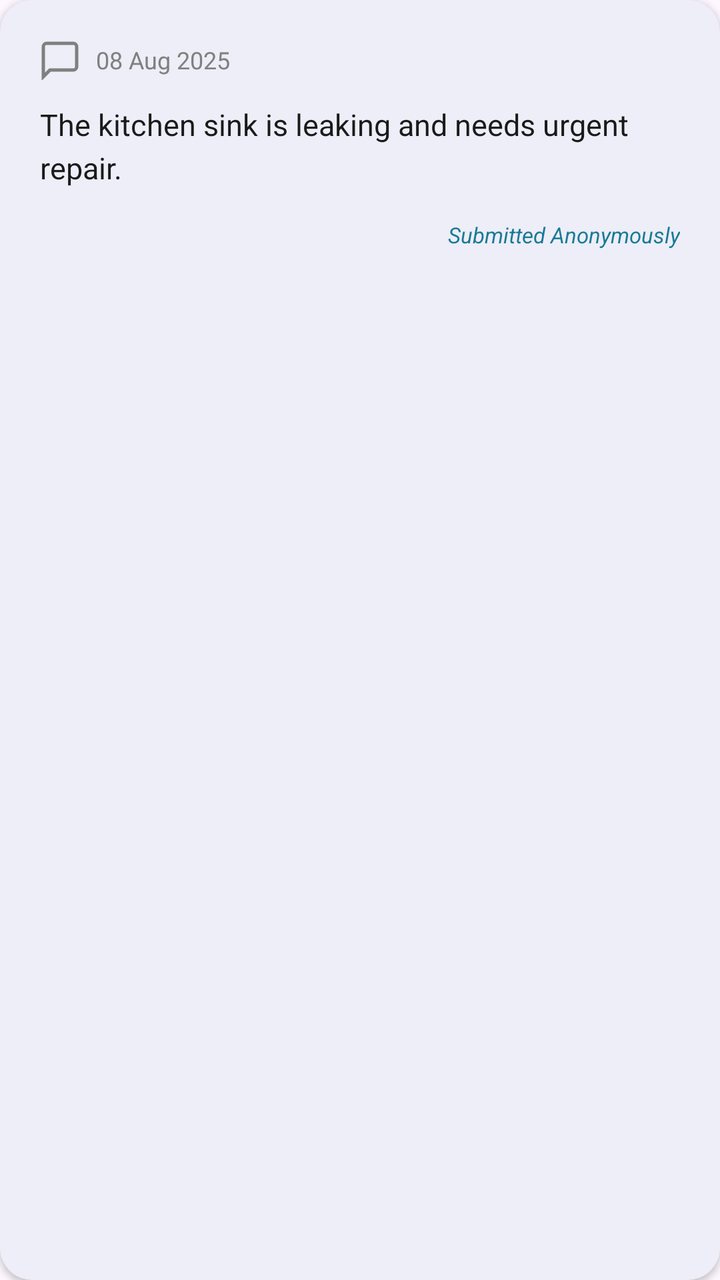
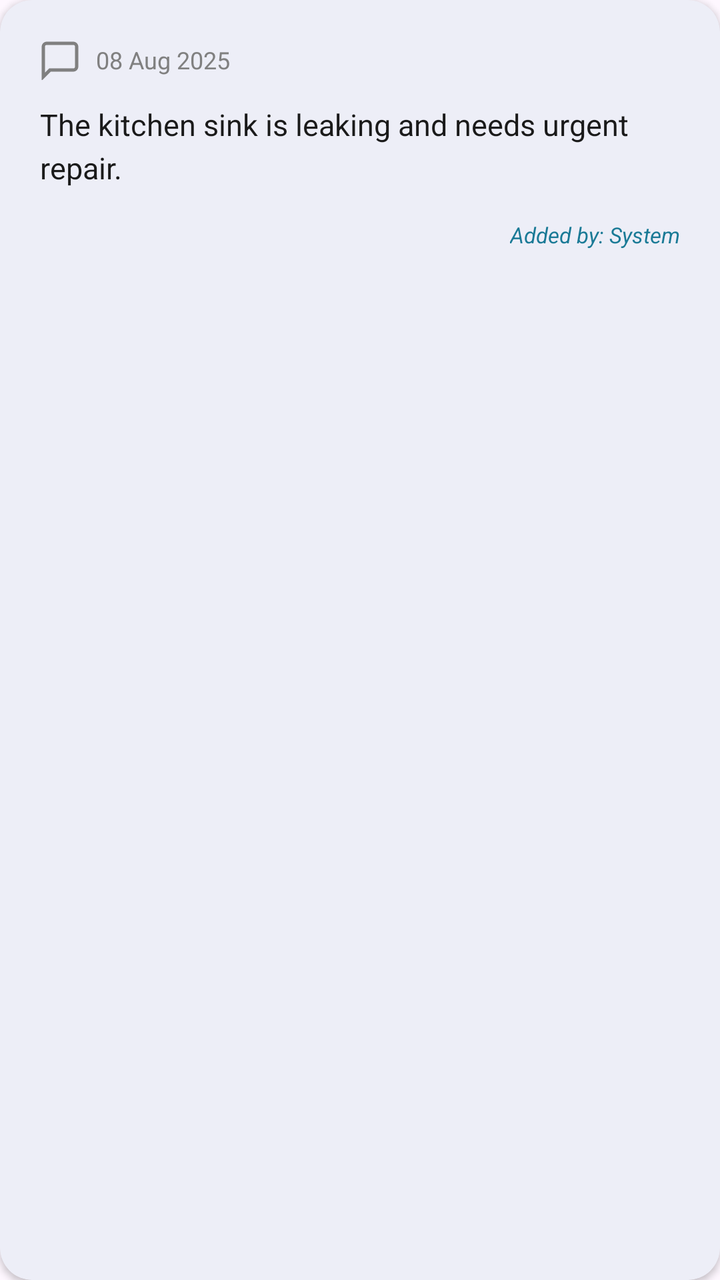

Compare the two renders of this Android layout. The source of the first and the diff that turns it into the second are given below.
<!-- AndroidManifest.xml: application theme Theme.MessManagement -->
<!-- res/layout/item_complaint_card.xml -->
<?xml version="1.0" encoding="utf-8"?>
<com.google.android.material.card.MaterialCardView xmlns:android="http://schemas.android.com/apk/res/android"
    xmlns:app="http://schemas.android.com/apk/res-auto"
    android:layout_width="match_parent"
    android:layout_height="wrap_content"
    android:layout_marginHorizontal="16dp"
    android:layout_marginVertical="8dp"
    app:cardCornerRadius="16dp"
    app:cardElevation="2dp"
    app:strokeWidth="0dp">

    <LinearLayout
        android:layout_width="match_parent"
        android:layout_height="wrap_content"
        android:orientation="vertical"
        android:padding="20dp">

        <LinearLayout
            android:layout_width="match_parent"
            android:layout_height="wrap_content"
            android:gravity="center_vertical"
            android:orientation="horizontal">

            <ImageView
                android:layout_width="20dp"
                android:layout_height="20dp"
                android:src="@drawable/ic_complaints"
                app:tint="@color/text_gray" />

            <TextView
                android:id="@+id/tvComplaintDate"
                android:layout_width="wrap_content"
                android:layout_height="wrap_content"
                android:layout_marginStart="8dp"
                android:text="08 Aug 2025"
                android:textColor="@color/text_gray"
                android:textSize="12sp" />

        </LinearLayout>

        <TextView
            android:id="@+id/tvComplaintMessage"
            android:layout_width="match_parent"
            android:layout_height="wrap_content"
            android:layout_marginTop="12dp"
            android:text="The kitchen sink is leaking and needs urgent repair."
            android:textColor="@color/text_dark"
            android:textSize="15sp"
            android:lineSpacingExtra="4dp" />

        <TextView
            android:layout_width="wrap_content"
            android:layout_height="wrap_content"
            android:layout_marginTop="16dp"
            android:layout_gravity="end"
            android:text="Submitted Anonymously"
            android:textColor="@color/admin_icon_teal"
            android:textSize="11sp"
            android:textStyle="italic" />

    </LinearLayout>

</com.google.android.material.card.MaterialCardView>
<!-- resources referenced by this layout -->
<resources>
  <color name="admin_icon_teal">#1a7a96</color>
  <color name="text_dark">#1a1a1a</color>
  <color name="text_gray">#808080</color>
  <!-- drawable ic_complaints (drawable) -->
  <vector xmlns:android="http://schemas.android.com/apk/res/android"
      android:width="24dp"
      android:height="24dp"
      android:viewportWidth="24"
      android:viewportHeight="24">
      <path
          android:strokeColor="#FF9800"
          android:strokeWidth="2"
          android:pathData="M20,2H4C2.9,2 2,2.9 2,4v18l4,-4h14c1.1,0 2,-0.9 2,-2V4C22,2.9 21.1,2 20,2z" />
  </vector>
  <style name="Theme.MessManagement" parent="Theme.Material3.Light.NoActionBar">
          
          <item name="colorPrimary">@color/nav_active</item>
          <item name="colorOnPrimary">@color/white</item>
          
          <item name="colorSecondary">@color/bazar_card_end</item>
          <item name="colorOnSecondary">@color/white</item>
          
          <item name="android:statusBarColor">@color/primary_bg</item>
          <item name="android:windowLightStatusBar">true</item>
      </style>
  <color name="nav_active">#1a7a96</color>
  <color name="white">#FFFFFFFF</color>
  <color name="bazar_card_end">#2b8ab0</color>
  <color name="primary_bg">#1a4d63</color>
</resources>

<!-- the commit's change to res/layout/item_complaint_card.xml (unified diff, before → after) -->
@@ -49,11 +49,12 @@
             android:lineSpacingExtra="4dp" />
 
         <TextView
+            android:id="@+id/tvComplaintAddedBy"
             android:layout_width="wrap_content"
             android:layout_height="wrap_content"
             android:layout_marginTop="16dp"
             android:layout_gravity="end"
-            android:text="Submitted Anonymously"
+            android:text="Added by: System"
             android:textColor="@color/admin_icon_teal"
             android:textSize="11sp"
             android:textStyle="italic" />
